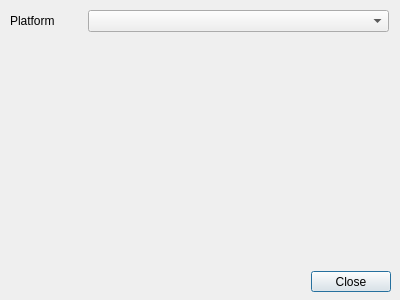
The window that RandomFieldGenerator/UI/clmanagergui.ui (NazariyJaworskiGitHub/physicalenvironmentdesign) describes before a commit, drawn with Qt 5.
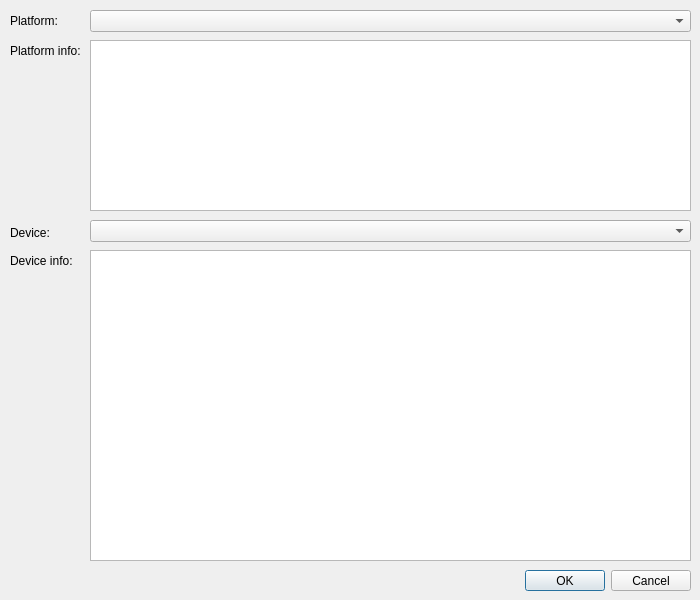
The same window after the commit.

```diff
--- a/RandomFieldGenerator/UI/clmanagergui.ui
+++ b/RandomFieldGenerator/UI/clmanagergui.ui
@@ -6,8 +6,8 @@
    <rect>
     <x>0</x>
     <y>0</y>
-    <width>400</width>
-    <height>300</height>
+    <width>700</width>
+    <height>600</height>
    </rect>
   </property>
   <property name="windowTitle">
@@ -17,8 +17,8 @@
    <property name="geometry">
     <rect>
      <x>10</x>
-     <y>271</y>
-     <width>381</width>
+     <y>570</y>
+     <width>681</width>
      <height>21</height>
     </rect>
    </property>
@@ -26,7 +26,7 @@
     <enum>Qt::Horizontal</enum>
    </property>
    <property name="standardButtons">
-    <set>QDialogButtonBox::Close</set>
+    <set>QDialogButtonBox::Cancel|QDialogButtonBox::Ok</set>
    </property>
   </widget>
   <widget class="QLabel" name="PlatformLabel">
@@ -39,19 +39,94 @@
     </rect>
    </property>
    <property name="text">
-    <string>Platform</string>
+    <string>Platform:</string>
    </property>
   </widget>
   <widget class="QComboBox" name="comboBox">
    <property name="geometry">
     <rect>
-     <x>88</x>
+     <x>90</x>
      <y>10</y>
-     <width>301</width>
+     <width>601</width>
      <height>22</height>
     </rect>
    </property>
   </widget>
+  <widget class="QLabel" name="PlatformInfoLabel">
+   <property name="geometry">
+    <rect>
+     <x>10</x>
+     <y>40</y>
+     <width>71</width>
+     <height>21</height>
+    </rect>
+   </property>
+   <property name="text">
+    <string>Platform info:</string>
+   </property>
+  </widget>
+  <widget class="QPlainTextEdit" name="PlatformInfoPlainTextEdit">
+   <property name="geometry">
+    <rect>
+     <x>90</x>
+     <y>40</y>
+     <width>601</width>
+     <height>171</height>
+    </rect>
+   </property>
+   <property name="readOnly">
+    <bool>true</bool>
+   </property>
+  </widget>
+  <widget class="QLabel" name="DeviceLabel">
+   <property name="geometry">
+    <rect>
+     <x>10</x>
+     <y>222</y>
+     <width>71</width>
+     <height>21</height>
+    </rect>
+   </property>
+   <property name="text">
+    <string>Device:</string>
+   </property>
+  </widget>
+  <widget class="QComboBox" name="DeviceComboBox">
+   <property name="geometry">
+    <rect>
+     <x>90</x>
+     <y>220</y>
+     <width>601</width>
+     <height>22</height>
+    </rect>
+   </property>
+  </widget>
+  <widget class="QLabel" name="DeviceInfoLabel">
+   <property name="geometry">
+    <rect>
+     <x>10</x>
+     <y>251</y>
+     <width>71</width>
+     <height>20</height>
+    </rect>
+   </property>
+   <property name="text">
+    <string>Device info:</string>
+   </property>
+  </widget>
+  <widget class="QPlainTextEdit" name="DeviceInfoPlainTextEdit">
+   <property name="geometry">
+    <rect>
+     <x>90</x>
+     <y>250</y>
+     <width>601</width>
+     <height>311</height>
+    </rect>
+   </property>
+   <property name="readOnly">
+    <bool>true</bool>
+   </property>
+  </widget>
  </widget>
  <resources/>
  <connections>
```
Left out of the diff: 2 changed lines with no effect on the pictures.
